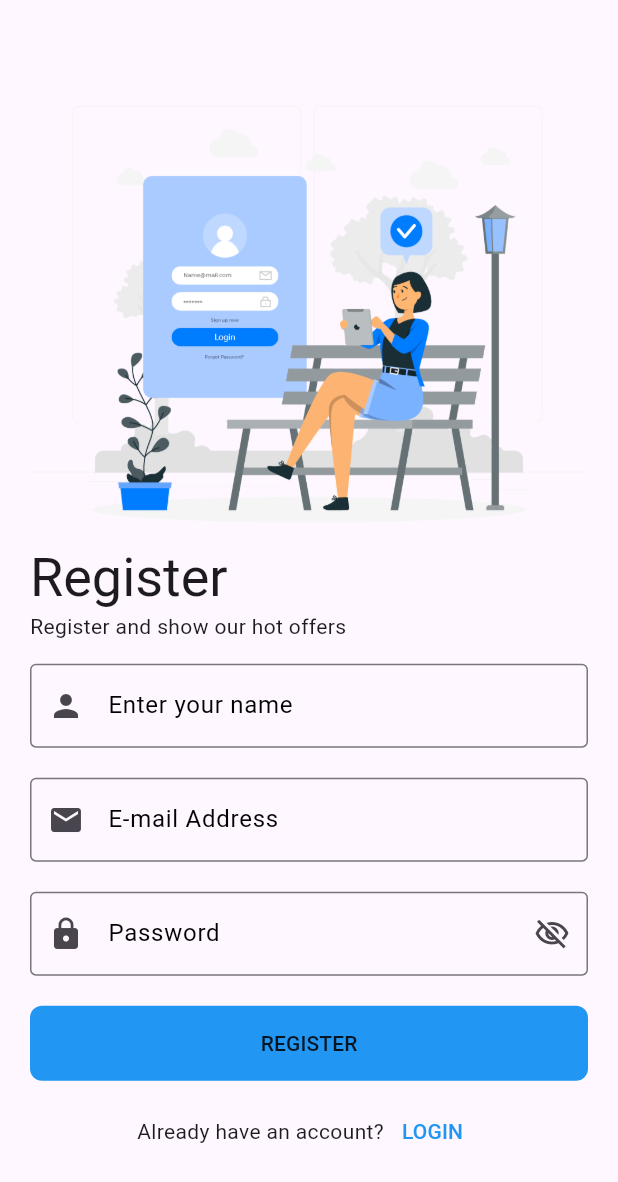
After one commit to Mnasr115/shop_app, a Flutter app: the screen it shows after launch, after a tap on the "arrow forward ios" icon, after a tap on "SKIP", after a tap on "REGISTER", on a phone screen of 412 x 824 dp. The commit adds this screen. Shown: the top 1182 px of the screen. Run offline on Flutter 3.47's test engine with Material 3 defaults, Android fonts, the phone set to English and light mode, and no system bars; our stand-ins replace bloc, hexcolor, smooth_page_indicator.

Commit message:
login & register ui done

```diff
--- a/lib/main.dart
+++ b/lib/main.dart
@@ -1,5 +1,7 @@
 import 'package:flutter/material.dart';
+import 'package:flutter/services.dart';
 import 'package:shop_app/modules/onboarding_screen/onboarding_screen.dart';
+import 'package:shop_app/shared/components/constant.dart';
 
 void main() {
   runApp(const MyApp());
@@ -13,7 +15,17 @@ class MyApp extends StatelessWidget {
   Widget build(BuildContext context) {
     return MaterialApp(
       debugShowCheckedModeBanner: false,
-      theme: ThemeData.light(),
+      theme: ThemeData(
+        appBarTheme: const AppBarTheme(
+          systemOverlayStyle: SystemUiOverlayStyle(
+            statusBarColor: Colors.black,
+            statusBarBrightness: Brightness.light
+          ),
+          titleTextStyle: TextStyle(
+            color: kPrimaryColor,
+          ),
+        ),
+      ),
       home: const OnBoardingScreen(),
     );
   }
--- a/lib/modules/Auth/login_screen/login_screen.dart
+++ b/lib/modules/Auth/login_screen/login_screen.dart
@@ -1,13 +1,100 @@
 import 'package:flutter/material.dart';
+import 'package:shop_app/modules/Auth/register_screen/register_screen.dart';
+import 'package:shop_app/shared/components/components.dart';
 
 class LoginScreen extends StatelessWidget {
   const LoginScreen({super.key});
 
   @override
   Widget build(BuildContext context) {
+    var emailController = TextEditingController();
+    var passwordController = TextEditingController();
     return Scaffold(
-      appBar: AppBar(),
-      body: Column(),
+      body: Center(
+        child: SingleChildScrollView(
+          child: Padding(
+            padding: const EdgeInsets.all(20.0),
+            child: Column(
+              crossAxisAlignment: CrossAxisAlignment.start,
+              children: [
+                const SizedBox(
+                  height: 25,
+                ),
+                const Image(
+                  image: AssetImage('assets/images/login.png'),
+                ),
+                const SizedBox(
+                  height: 15,
+                ),
+                Text('LOGIN', style: Theme.of(context).textTheme.displaySmall),
+                Text(
+                  'Login now to browse our hot offers ',
+                  style: Theme.of(context).textTheme.bodyMedium,
+                ),
+                const SizedBox(
+                  height: 15,
+                ),
+                CustomTextFormField(
+                  textEditingController: emailController,
+                  type: TextInputType.emailAddress,
+                  label: 'E-mail Address',
+                  validate: (value) {
+                    if (value.isEmpty) {
+                      return 'Please enter your email';
+                    }
+                  },
+                  prefix: Icons.email,
+                ),
+                const SizedBox(
+                  height: 20,
+                ),
+                CustomTextFormField(
+                  textEditingController: passwordController,
+                  type: TextInputType.visiblePassword,
+                  label: 'Password',
+                  validate: (value) {
+                    if (value.isEmpty) {
+                      return 'Password is too short';
+                    }
+                  },
+                  suffix: Icons.visibility_off_outlined,
+                  prefix: Icons.lock,
+                ),
+                const SizedBox(
+                  height: 20,
+                ),
+                CustomButton(
+                  text: 'LOGIN',
+                  onPressed: () {},
+                ),
+                const SizedBox(
+                  height: 10,
+                ),
+                Row(
+                  mainAxisAlignment: MainAxisAlignment.center,
+                  children: [
+                    const Text('Don\'t have an account ?'),
+                    TextButton(
+                      onPressed: () {
+                        Navigator.push(
+                          context,
+                          MaterialPageRoute(
+                            builder: (context) => const RegisterScreen(),
+                          ),
+                        );
+                      },
+                      child: const Text(
+                        'REGISTER',
+                        style: TextStyle(color: Colors.blue),
+                      ),
+                    ),
+                  ],
+                ),
+              ],
+            ),
+          ),
+        ),
+      ),
     );
   }
 }
--- /dev/null
+++ b/lib/modules/Auth/register_screen/register_screen.dart
@@ -0,0 +1,111 @@
+import 'package:flutter/material.dart';
+import 'package:shop_app/shared/components/components.dart';
+
+class RegisterScreen extends StatelessWidget {
+  const RegisterScreen({super.key});
+
+  @override
+  Widget build(BuildContext context) {
+    var emailController = TextEditingController();
+    var passwordController = TextEditingController();
+    var userNameController = TextEditingController();
+    return Scaffold(
+      body: Center(
+        child: SingleChildScrollView(
+          child: Padding(
+            padding: const EdgeInsets.all(20.0),
+            child: Column(
+              crossAxisAlignment: CrossAxisAlignment.start,
+              children: [
+                const SizedBox(
+                  height: 25,
+                ),
+                const Image(
+                  image: AssetImage('assets/images/login.png',),
+                ),
+                const SizedBox(
+                  height: 15,
+                ),
+                Text('Register', style: Theme.of(context).textTheme.displaySmall),
+                Text(
+                  'Register and show our hot offers ',
+                  style: Theme.of(context).textTheme.bodyMedium,
+                ),
+                const SizedBox(
+                  height: 15,
+                ),
+
+                CustomTextFormField(
+                  textEditingController: userNameController,
+                  type: TextInputType.name,
+                  label: 'Enter your name',
+                  validate: (value) {
+                    if (value.isEmpty) {
+                      return 'Enter your name';
+                    }
+                  },
+                  prefix: Icons.person,
+                ),
+
+                const SizedBox(
+                  height: 20,
+                ),
+                CustomTextFormField(
+                  textEditingController: emailController,
+                  type: TextInputType.emailAddress,
+                  label: 'E-mail Address',
+                  validate: (value) {
+                    if (value.isEmpty) {
+                      return 'Please enter your email';
+                    }
+                  },
+                  prefix: Icons.email,
+                ),
+                const SizedBox(
+                  height: 20,
+                ),
+                CustomTextFormField(
+                  textEditingController: passwordController,
+                  type: TextInputType.visiblePassword,
+                  label: 'Password',
+                  validate: (value) {
+                    if (value.isEmpty) {
+                      return 'Password is too short';
+                    }
+                  },
+                  suffix: Icons.visibility_off_outlined,
+                  prefix: Icons.lock,
+                ),
+                const SizedBox(
+                  height: 20,
+                ),
+                CustomButton(
+                  text: 'REGISTER',
+                  onPressed: () {},
+                ),
+                const SizedBox(
+                  height: 10,
+                ),
+                Row(
+                  mainAxisAlignment: MainAxisAlignment.center,
+                  children: [
+                    const Text('Already have an account?'),
+                    TextButton(
+                      onPressed: () {
+                        Navigator.pop(context);
+                      },
+                      child: const Text(
+                        'LOGIN',
+                        style: TextStyle(color: Colors.blue),
+                      ),
+                    ),
+                  ],
+                ),
+              ],
+            ),
+          ),
+        ),
+      ),
+    );
+  }
+}
--- /dev/null
+++ b/lib/shared/components/components.dart
@@ -0,0 +1,85 @@
+import 'package:flutter/material.dart';
+
+class CustomTextFormField extends StatelessWidget {
+  const CustomTextFormField({
+    super.key,
+    required this.textEditingController,
+    required this.type,
+    required this.label,
+    this.onTap,
+    this.onChange,
+    this.onFieldSubmitted,
+    this.validate,
+    this.prefix,
+    this.suffix,
+    this.suffixPressed,
+    this.isPassword = false,
+  });
+
+  final TextEditingController textEditingController;
+  final TextInputType type;
+  final String label;
+  final void Function()? onTap;
+  final void Function(String)? onChange;
+  final void Function(String)? onFieldSubmitted;
+  final dynamic validate;
+  final dynamic prefix;
+  final dynamic suffix;
+  final dynamic suffixPressed;
+  final bool isPassword;
+  @override
+  Widget build(BuildContext context) {
+    return TextFormField(
+      controller: textEditingController,
+      onTap: onTap,
+      onChanged: onChange,
+      onFieldSubmitted: onFieldSubmitted,
+      validator: validate,
+      obscureText: isPassword,
+      decoration: InputDecoration(
+        labelText: label,
+        labelStyle: const TextStyle(
+          color: Colors.black
+        ),
+        focusedBorder: const OutlineInputBorder(
+          borderSide: BorderSide(
+            color: Colors.blue
+          )
+        ),
+        border: const OutlineInputBorder(),
+        suffixIcon: Icon(suffix),
+        prefixIcon: GestureDetector(
+          onTap: suffixPressed,
+          child: Icon(prefix),
+        ),
+      ),
+    );
+  }
+}
+
+class CustomButton extends StatelessWidget {
+  const CustomButton({
+    super.key, required this.text, required this.onPressed,
+  });
+
+  final String text;
+  final void Function() onPressed;
+
+  @override
+  Widget build(BuildContext context) {
+    return Container(
+      width: double.infinity,
+      height: 50,
+      decoration: BoxDecoration(
+        color: Colors.blue,
+        borderRadius: BorderRadius.circular(8),
+      ),
+      child: MaterialButton(
+        onPressed: onPressed,
+        child: Text(
+          text,
+        ),
+      ),
+    );
+  }
+}
--- a/lib/shared/components/constant.dart
+++ b/lib/shared/components/constant.dart
@@ -1,3 +1,4 @@
 import 'package:flutter/material.dart';
 
-const kPrimaryColor = Colors.deepOrange;
+const kPrimaryColor = Colors.blue;
+const kScaffoldBackGround = 'assets/images/background.png';
--- a/pubspec.yaml
+++ b/pubspec.yaml
@@ -43,6 +43,7 @@ dependencies:
   onboarding: ^3.1.0
   expandable_page_view: ^1.0.17
   smooth_page_indicator: ^1.1.0
+  hexcolor:
 
 dev_dependencies:
   flutter_test:
```
Also changed, not shown: lib/shared/styles/themes.dart (added, +84 -0 lines), assets/images/8101842.jpg (deleted), assets/images/8543476.jpg (deleted), assets/images/background.png (added), assets/images/flat-color-icons_google.png (added), assets/images/login.png (added), assets/images/logos_facebook.png (added), assets/images/register.png (added), assets/images/vertical-banners-sales-promo.jpg (deleted), pubspec.lock.
